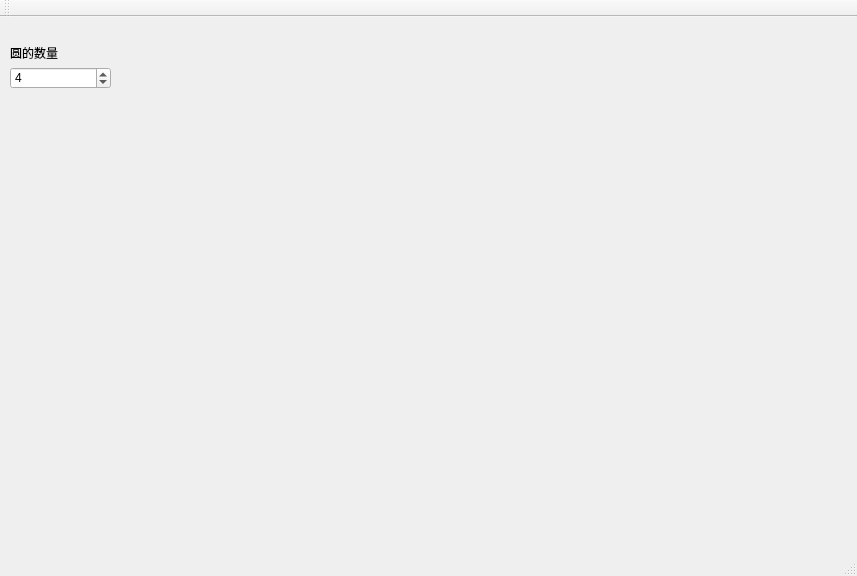
The window that mainwindow.ui (billzhao0315/qtwidegtdemo) describes before a commit, drawn with Qt 5.
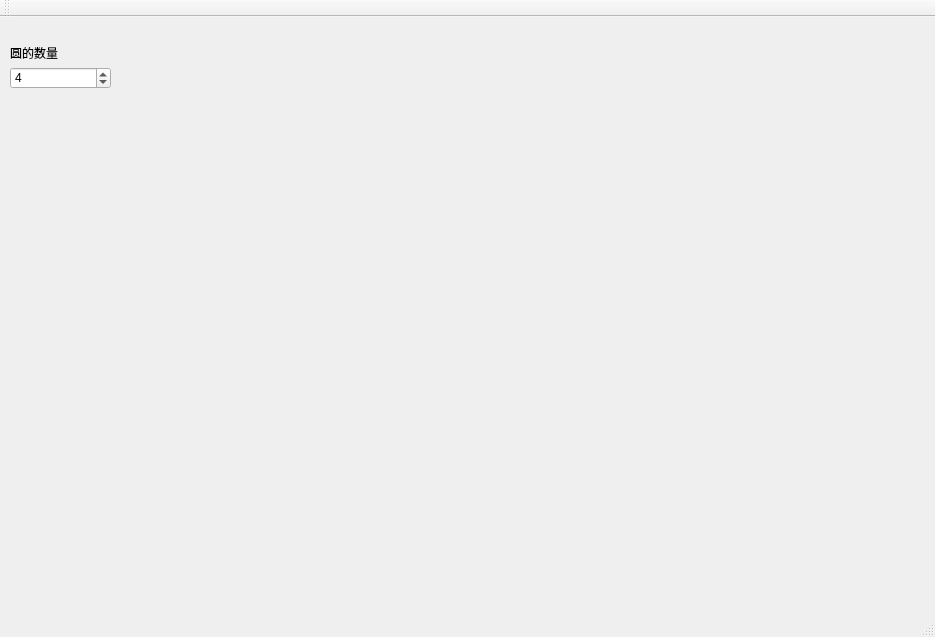
The same window after the commit.

Commit message: axis will expand when the window expand

```diff
--- a/mainwindow.ui
+++ b/mainwindow.ui
@@ -6,8 +6,8 @@
    <rect>
     <x>0</x>
     <y>0</y>
-    <width>857</width>
-    <height>576</height>
+    <width>935</width>
+    <height>637</height>
    </rect>
   </property>
   <property name="windowTitle">
@@ -49,10 +49,10 @@
    <widget class="QWidget" name="verticalLayoutWidget">
     <property name="geometry">
      <rect>
-      <x>120</x>
+      <x>150</x>
       <y>30</y>
-      <width>541</width>
-      <height>411</height>
+      <width>761</width>
+      <height>531</height>
      </rect>
     </property>
     <layout class="QVBoxLayout" name="verticalLayout"/>
```
Left out of the diff: 2 changed lines with no effect on the pictures. The commit also changes 7 other files.
